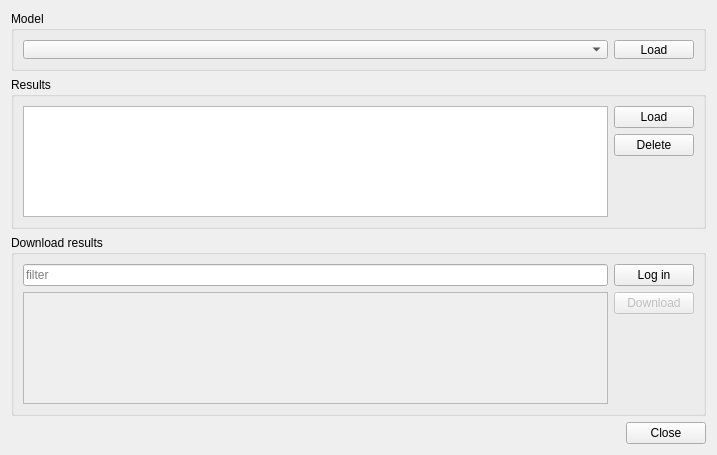
First picture: the form in ui/threedi_result_selection_dialog.ui, repository nens/threedi-results-analysis, before the edit.
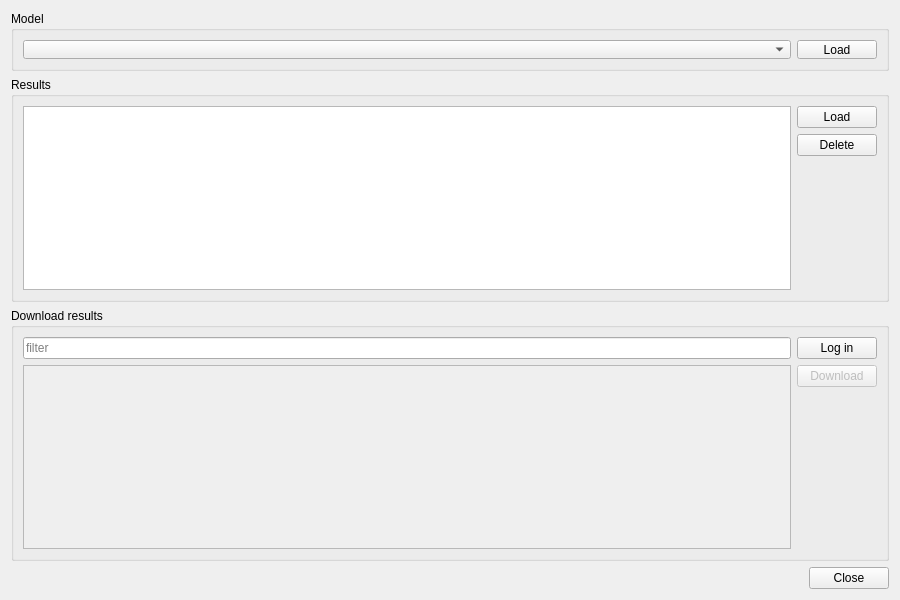
Second picture: the form after the edit. Custom widgets are drawn as their Qt base class.

```diff
--- a/ui/threedi_result_selection_dialog.ui
+++ b/ui/threedi_result_selection_dialog.ui
@@ -6,8 +6,8 @@
    <rect>
     <x>0</x>
     <y>0</y>
-    <width>717</width>
-    <height>455</height>
+    <width>900</width>
+    <height>600</height>
    </rect>
   </property>
   <property name="windowTitle">
```
